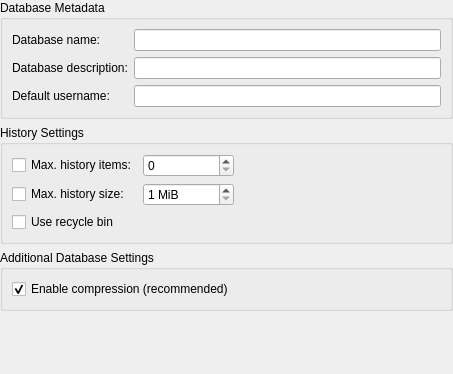
keepassxreboot/keepassxc, file src/gui/dbsettings/DatabaseSettingsWidgetGeneral.ui: the form before one commit.
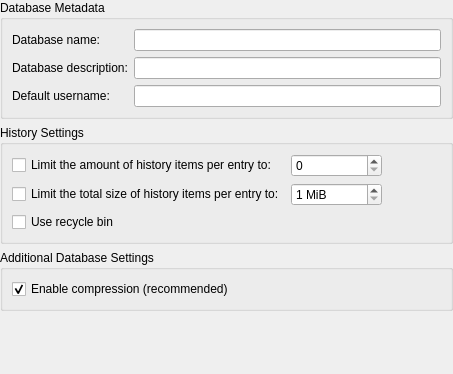
The form after the commit.

Commit message: revise strings labeling history limit settings

The edit to the form file:
```diff
--- a/src/gui/dbsettings/DatabaseSettingsWidgetGeneral.ui
+++ b/src/gui/dbsettings/DatabaseSettingsWidgetGeneral.ui
@@ -103,7 +103,7 @@
            <string>Maximum number of history items per entry</string>
           </property>
           <property name="text">
-           <string>Max. history items:</string>
+           <string>Limit the amount of history items per entry to:</string>
           </property>
          </widget>
         </item>
@@ -113,7 +113,7 @@
            <string>Maximum size of history per entry</string>
           </property>
           <property name="text">
-           <string>Max. history size:</string>
+           <string>Limit the total size of history items per entry to:</string>
           </property>
          </widget>
         </item>
```
Left out of the diff: 16 changed lines with no effect on the pictures. The commit also changes 1 other file.
